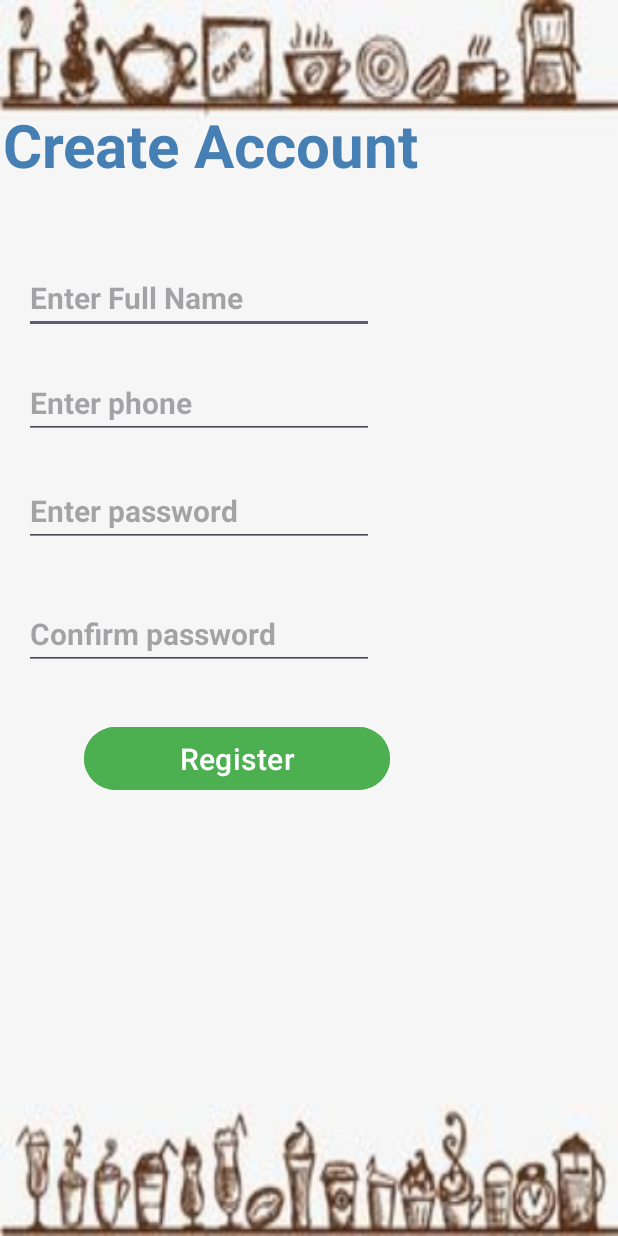
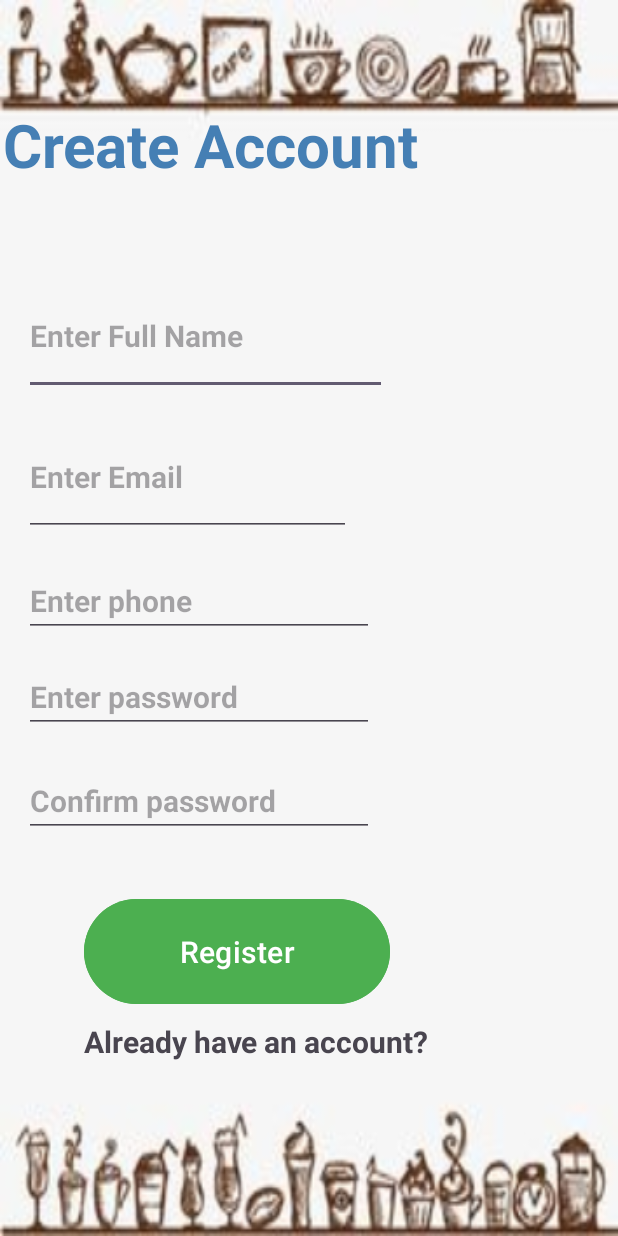
Before and after one commit to victoria99dr/DeliziosoCiboApp, an Android app: the RegisterActivity screen opened directly, with no data from a screen before it, on a phone screen of 412 x 824 dp. Run offline under Robolectric (Android 15) with nearby library versions, the phone set to English and light mode, and no system bars; our stand-ins replace Firebase (no records; nobody signed in at launch, a user with empty details on screens opened directly); 3 statements that could not run were skipped.

```diff
--- a/app/build.gradle
+++ b/app/build.gradle
@@ -23,6 +23,11 @@ android {
             minifyEnabled false
             proguardFiles getDefaultProguardFile('proguard-android-optimize.txt'), 'proguard-rules.pro'
         }
+    }
+
+    buildFeatures{
+
+        viewBinding true
     }
     compileOptions {
         sourceCompatibility JavaVersion.VERSION_1_8
--- a/app/src/main/res/layout/activity_home.xml
+++ b/app/src/main/res/layout/activity_home.xml
@@ -5,7 +5,7 @@
     xmlns:tools="http://schemas.android.com/tools"
     android:layout_width="match_parent"
     android:layout_height="match_parent"
-    tools:context=".MainActivity"
+    tools:context=".HomeActivity"
     android:background="#90767C6F"
     >
 
@@ -15,7 +15,7 @@
         android:layout_height="wrap_content"
         android:layout_gravity="bottom"
         android:background="#F0F8F5"
-        app:fabCradleRoundedCornerRadius="20dp"
+        app:fabCradleRoundedCornerRadius="30dp"
         app:fabCradleVerticalOffset="10dp"
         app:fabCradleMargin="20dp">
 
--- a/app/src/main/res/layout/activity_register.xml
+++ b/app/src/main/res/layout/activity_register.xml
@@ -1,21 +1,20 @@
 <?xml version="1.0" encoding="utf-8"?>
-<LinearLayout
-    android:orientation="vertical"
-    xmlns:android="http://schemas.android.com/apk/res/android"
+<androidx.constraintlayout.widget.ConstraintLayout xmlns:android="http://schemas.android.com/apk/res/android"
     xmlns:app="http://schemas.android.com/apk/res-auto"
     xmlns:tools="http://schemas.android.com/tools"
     android:layout_width="match_parent"
     android:layout_height="match_parent"
     android:background="@drawable/backg2"
+    android:orientation="vertical"
     tools:context=".RegisterActivity">
 
     <TextView
         android:id="@+id/createAccount"
         android:layout_width="320dp"
-        android:layout_height="50dp"
+        android:layout_height="0dp"
         android:layout_marginStart="2dp"
         android:layout_marginTop="69dp"
-        android:layout_marginBottom="55dp"
+        android:layout_marginBottom="38dp"
         android:text="Create Account"
         android:textColor="#CB1861A3"
         android:textSize="40sp"
@@ -26,10 +25,10 @@
 
     <EditText
         android:id="@+id/EnterName"
-        android:layout_width="wrap_content"
-        android:layout_height="wrap_content"
+        android:layout_width="242dp"
+        android:layout_height="0dp"
         android:layout_marginStart="16dp"
-        android:layout_marginBottom="22dp"
+        android:layout_marginBottom="16dp"
         android:ems="10"
         android:hint="Enter Full Name"
         android:inputType="text"
@@ -44,7 +43,7 @@
         android:layout_width="wrap_content"
         android:layout_height="wrap_content"
         android:layout_marginStart="16dp"
-        android:layout_marginBottom="24dp"
+        android:layout_marginBottom="16dp"
         android:ems="10"
         android:hint="Enter phone"
         android:inputType="phone"
@@ -54,28 +53,28 @@
         app:layout_constraintStart_toStartOf="parent"
         app:layout_constraintTop_toBottomOf="@+id/email" />
 
+
     <EditText
         android:id="@+id/password"
         android:layout_width="wrap_content"
         android:layout_height="wrap_content"
         android:layout_marginStart="16dp"
-        android:layout_marginBottom="34dp"
+        android:layout_marginBottom="21dp"
         android:ems="10"
         android:hint="Enter password"
         android:inputType="textPassword"
         android:textSize="20sp"
         android:textStyle="bold"
-        app:layout_constraintBottom_toTopOf="@+id/btnreg"
+        app:layout_constraintBottom_toTopOf="@+id/passwordTwo"
         app:layout_constraintStart_toStartOf="parent"
         app:layout_constraintTop_toBottomOf="@+id/phone" />
-
 
     <EditText
         android:id="@+id/passwordTwo"
         android:layout_width="wrap_content"
         android:layout_height="wrap_content"
         android:layout_marginStart="16dp"
-        android:layout_marginBottom="34dp"
+        android:layout_marginBottom="37dp"
         android:ems="10"
         android:hint="Confirm password"
         android:inputType="textPassword"
@@ -83,35 +82,52 @@
         android:textStyle="bold"
         app:layout_constraintBottom_toTopOf="@+id/btnreg"
         app:layout_constraintStart_toStartOf="parent"
-        app:layout_constraintTop_toBottomOf="@+id/phone" />
+        app:layout_constraintTop_toBottomOf="@+id/password" />
 
     <Button
         android:id="@+id/btnreg"
-        android:layout_width="204dp"
-        android:layout_height="50dp"
-        android:layout_marginStart="56dp"
-        android:layout_marginBottom="105dp"
+        android:layout_width="0dp"
+        android:layout_height="0dp"
+        android:layout_marginStart="40dp"
+        android:layout_marginEnd="35dp"
+        android:layout_marginBottom="7dp"
         android:width="30dp"
         android:height="30dp"
         android:backgroundTint="#4CAF50"
         android:text="Register"
         android:textSize="20dp"
-        app:layout_constraintBottom_toBottomOf="parent"
-        app:layout_constraintStart_toStartOf="parent"
-        app:layout_constraintTop_toBottomOf="@+id/password" />
+        app:layout_constraintBottom_toTopOf="@+id/textBottom"
+        app:layout_constraintEnd_toEndOf="@+id/textBottom"
+        app:layout_constraintStart_toStartOf="@+id/passwordTwo"
+        app:layout_constraintTop_toBottomOf="@+id/passwordTwo" />
 
     <EditText
         android:id="@+id/email"
         android:layout_width="0dp"
         android:layout_height="0dp"
-        android:layout_marginBottom="25dp"
+        android:layout_marginStart="16dp"
+        android:layout_marginEnd="15dp"
+        android:layout_marginBottom="19dp"
         android:ems="10"
         android:hint="Enter Email"
         android:inputType="textEmailAddress"
         android:textSize="20sp"
         android:textStyle="bold"
         app:layout_constraintBottom_toTopOf="@+id/phone"
-        app:layout_constraintEnd_toEndOf="@+id/EnterName"
-        app:layout_constraintStart_toStartOf="@+id/EnterName"
+        app:layout_constraintEnd_toEndOf="@+id/phone"
+        app:layout_constraintStart_toStartOf="parent"
         app:layout_constraintTop_toBottomOf="@+id/EnterName" />
-</LinearLayout>
+
+    <TextView
+        android:id="@+id/textBottom"
+        android:layout_width="239dp"
+        android:layout_height="0dp"
+        android:layout_marginStart="56dp"
+        android:layout_marginBottom="65dp"
+        android:text="Already have an account?"
+        android:textSize="20sp"
+        android:textStyle="bold"
+        app:layout_constraintBottom_toBottomOf="parent"
+        app:layout_constraintStart_toStartOf="parent"
+        app:layout_constraintTop_toBottomOf="@+id/btnreg" />
+</androidx.constraintlayout.widget.ConstraintLayout>
--- /dev/null
+++ b/app/src/main/res/values/ids.xml
@@ -0,0 +1,4 @@
+<?xml version="1.0" encoding="utf-8"?>
+<resources>
+    <item name="frame_layout" type="id" />
+</resources>
--- a/app/src/main/res/values/strings.xml
+++ b/app/src/main/res/values/strings.xml
@@ -1,3 +1,5 @@
 <resources>
     <string name="app_name">Delizioso Cibo App</string>
+    <!-- TODO: Remove or change this placeholder text -->
+    <string name="hello_blank_fragment">Hello blank fragment</string>
 </resources>
```
Also changed, not shown: app/src/main/java/com/example/deliziosociboapp/Help.kt (added, +59 -0 lines), app/src/main/java/com/example/deliziosociboapp/Home.kt (added, +59 -0 lines), app/src/main/java/com/example/deliziosociboapp/HomeActivity.kt (+33 -1 lines), app/src/main/java/com/example/deliziosociboapp/Location.kt (added, +59 -0 lines), app/src/main/java/com/example/deliziosociboapp/Profile.kt (added, +59 -0 lines), app/src/main/java/com/example/deliziosociboapp/RegisterActivity.kt (+11 -0 lines), app/src/main/res/layout/activity_about.xml (+11 -10 lines), app/src/main/res/layout/fragment_help.xml (added, +15 -0 lines), app/src/main/res/layout/fragment_home.xml (added, +16 -0 lines), app/src/main/res/layout/fragment_location.xml (added, +15 -0 lines), app/src/main/res/layout/fragment_profile.xml (added, +15 -0 lines).
